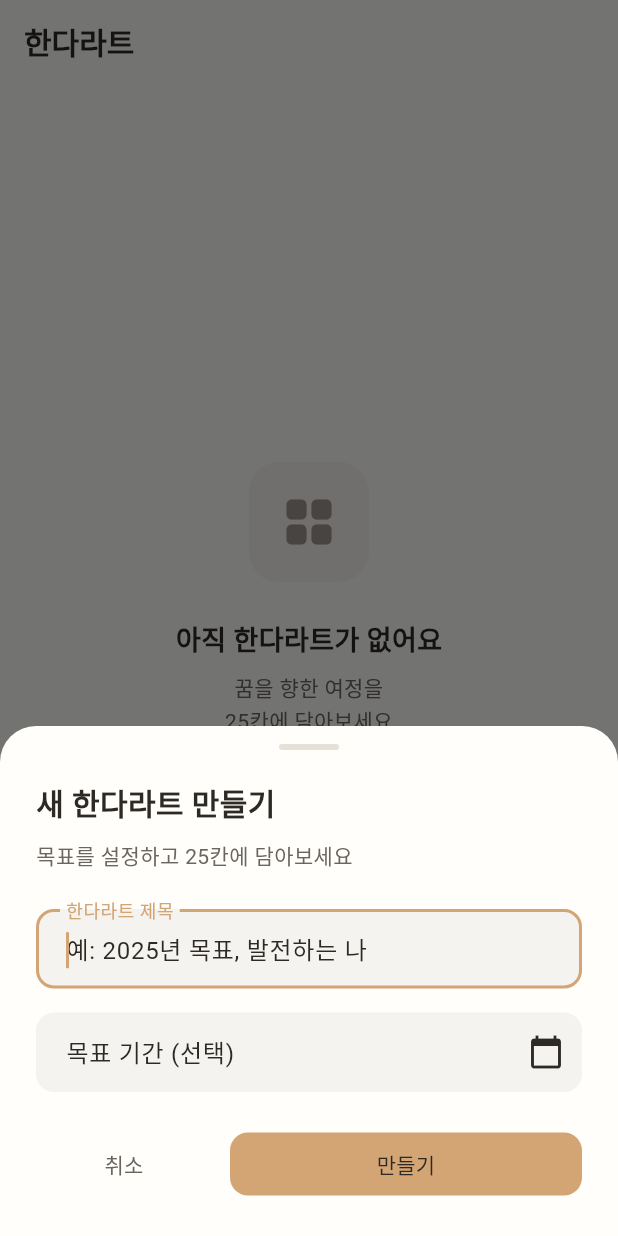
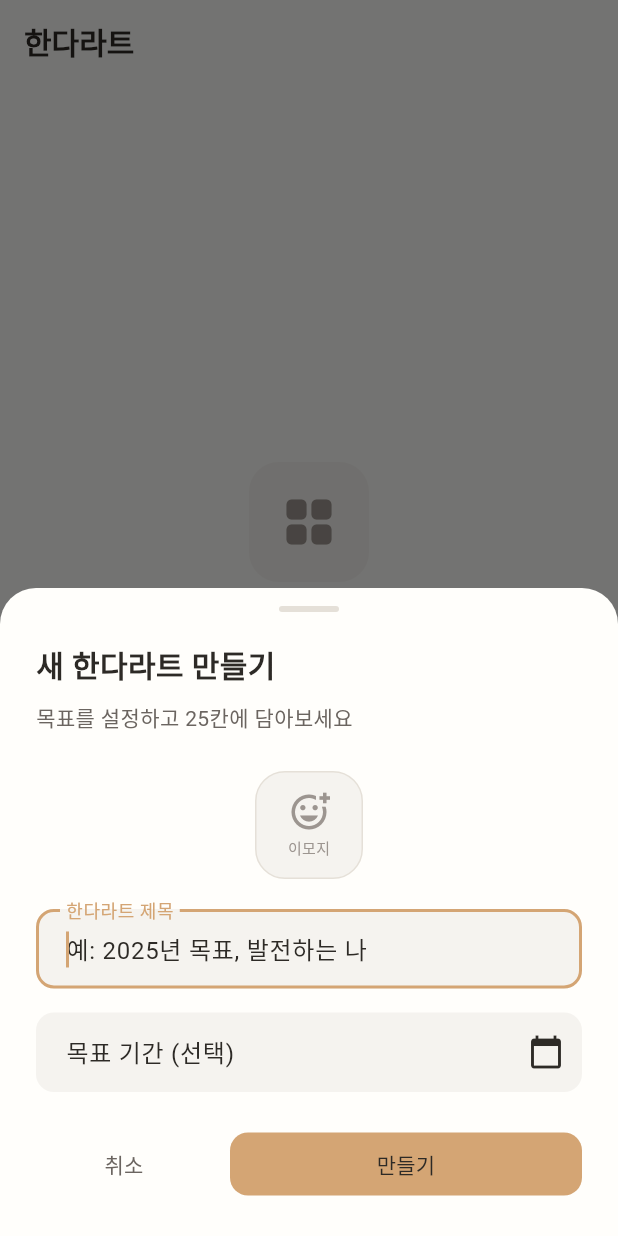
Before and after one commit to evan-hwang/mandalart-rpg, a Flutter app: the screen it shows after launch, after a tap on "만들기", on a phone screen of 412 x 824 dp. Run offline on Flutter 3.47's test engine with Material 3 defaults, Android fonts, the phone set to English and light mode, and no system bars; our stand-ins replace drift, screenshot, share_plus, shared_preferences; accounts and stored records are empty; generated files the repository leaves out were written again; Roboto replaces fonts that are missing (Pretendard).

Commit message:
feat: add emoji picker for mandalart
- Add emoji column to database with migration (v1→v2)
- Create EmojiPickerDialog with 64 goal-related emojis
- Add emoji selection UI in CreateMandalartSheet
- Display emoji in MandalartCard and MandalartHeader
- Update Mandalart model with emoji field and copyWith

🤖 Generated with [Claude Code](https://claude.com/claude-code)

Co-Authored-By: Claude <noreply@anthropic.com>

```diff
--- a/lib/data/db/app_database.dart
+++ b/lib/data/db/app_database.dart
@@ -11,6 +11,7 @@ part 'app_database.g.dart';
 class Mandalarts extends Table {
   TextColumn get id => text()();
   TextColumn get title => text()();
+  TextColumn get emoji => text().nullable()();
   TextColumn get dateRangeLabel => text()();
   DateTimeColumn get createdAt => dateTime()();
   DateTimeColumn get updatedAt => dateTime()();
@@ -39,7 +40,22 @@ class AppDatabase extends _$AppDatabase {
   AppDatabase() : super(_openConnection());
 
   @override
-  int get schemaVersion => 1;
+  int get schemaVersion => 2;
+
+  @override
+  MigrationStrategy get migration {
+    return MigrationStrategy(
+      onCreate: (Migrator m) async {
+        await m.createAll();
+      },
+      onUpgrade: (Migrator m, int from, int to) async {
+        if (from < 2) {
+          // v1 -> v2: Add emoji column to mandalarts table
+          await m.addColumn(mandalarts, mandalarts.emoji);
+        }
+      },
+    );
+  }
 }
 
 final AppDatabase appDatabase = AppDatabase();
--- a/lib/data/mandalart_repository.dart
+++ b/lib/data/mandalart_repository.dart
@@ -16,6 +16,7 @@ class MandalartRepository {
                 (row) => Mandalart(
                   id: row.id,
                   title: row.title,
+                  emoji: row.emoji,
                   dateRangeLabel: row.dateRangeLabel,
                 ),
               )
@@ -30,6 +31,7 @@ class MandalartRepository {
         .write(
       MandalartsCompanion(
         title: Value(mandalart.title),
+        emoji: Value(mandalart.emoji),
         dateRangeLabel: Value(mandalart.dateRangeLabel),
         updatedAt: Value(now),
       ),
@@ -40,6 +42,7 @@ class MandalartRepository {
             MandalartsCompanion(
               id: Value(mandalart.id),
               title: Value(mandalart.title),
+              emoji: Value(mandalart.emoji),
               dateRangeLabel: Value(mandalart.dateRangeLabel),
               createdAt: Value(now),
               updatedAt: Value(now),
@@ -65,6 +68,7 @@ class MandalartRepository {
     return Mandalart(
       id: row.id,
       title: row.title,
+      emoji: row.emoji,
       dateRangeLabel: row.dateRangeLabel,
     );
   }
--- a/lib/features/home/widgets/create_mandalart_sheet.dart
+++ b/lib/features/home/widgets/create_mandalart_sheet.dart
@@ -1,5 +1,6 @@
 import 'package:flutter/material.dart';
 import 'package:mandalart/core/constants/app_colors.dart';
+import 'package:mandalart/features/home/widgets/emoji_picker_dialog.dart';
 import 'package:mandalart/features/mandalart/mandalart.dart';
 
 /// 만다라트 생성/수정 바텀시트
@@ -28,6 +29,7 @@ class _CreateMandalartSheetState extends State<CreateMandalartSheet> {
   late final TextEditingController _titleController;
   late final TextEditingController _deadlineController;
   DateTime? _selectedDate;
+  String? _selectedEmoji;
 
   bool get _isEditing => widget.existing != null;
 
@@ -38,6 +40,7 @@ class _CreateMandalartSheetState extends State<CreateMandalartSheet> {
     _deadlineController = TextEditingController(
       text: widget.existing?.dateRangeLabel ?? '',
     );
+    _selectedEmoji = widget.existing?.emoji;
   }
 
   @override
@@ -63,6 +66,18 @@ class _CreateMandalartSheetState extends State<CreateMandalartSheet> {
     }
   }
 
+  Future<void> _pickEmoji() async {
+    final emoji = await EmojiPickerDialog.show(
+      context,
+      selectedEmoji: _selectedEmoji,
+    );
+    if (emoji != null) {
+      setState(() {
+        _selectedEmoji = emoji.isEmpty ? null : emoji;
+      });
+    }
+  }
+
   void _save() {
     final title = _titleController.text.trim();
     if (title.isEmpty) {
@@ -76,6 +91,7 @@ class _CreateMandalartSheetState extends State<CreateMandalartSheet> {
     final mandalart = Mandalart(
       id: widget.existing?.id ?? DateTime.now().millisecondsSinceEpoch.toString(),
       title: title,
+      emoji: _selectedEmoji,
       dateRangeLabel: deadline.isEmpty ? '기간 없음' : deadline,
     );
 
@@ -131,6 +147,51 @@ class _CreateMandalartSheetState extends State<CreateMandalartSheet> {
               ),
               const SizedBox(height: 24),
 
+              // 이모지 선택
+              Center(
+                child: GestureDetector(
+                  onTap: _pickEmoji,
+                  child: Container(
+                    width: 72,
+                    height: 72,
+                    decoration: BoxDecoration(
+                      color: AppColors.surfaceVariant,
+                      borderRadius: BorderRadius.circular(20),
+                      border: Border.all(
+                        color: AppColors.divider,
+                        width: 1,
+                      ),
+                    ),
+                    child: Center(
+                      child: _selectedEmoji != null
+                          ? Text(
+                              _selectedEmoji!,
+                              style: const TextStyle(fontSize: 36),
+                            )
+                          : Column(
+                              mainAxisAlignment: MainAxisAlignment.center,
+                              children: [
+                                Icon(
+                                  Icons.add_reaction_outlined,
+                                  size: 28,
+                                  color: AppColors.textTertiary,
+                                ),
+                                const SizedBox(height: 2),
+                                Text(
+                                  '이모지',
+                                  style: TextStyle(
+                                    fontSize: 10,
+                                    color: AppColors.textTertiary,
+                                  ),
+                                ),
+                              ],
+                            ),
+                    ),
+                  ),
+                ),
+              ),
+              const SizedBox(height: 20),
+
               // 제목 입력
               TextField(
                 controller: _titleController,
--- a/lib/features/mandalart/mandalart.dart
+++ b/lib/features/mandalart/mandalart.dart
@@ -2,10 +2,26 @@ class Mandalart {
   const Mandalart({
     required this.id,
     required this.title,
+    this.emoji,
     required this.dateRangeLabel,
   });
 
   final String id;
   final String title;
+  final String? emoji;
   final String dateRangeLabel;
+
+  Mandalart copyWith({
+    String? id,
+    String? title,
+    String? emoji,
+    String? dateRangeLabel,
+  }) {
+    return Mandalart(
+      id: id ?? this.id,
+      title: title ?? this.title,
+      emoji: emoji ?? this.emoji,
+      dateRangeLabel: dateRangeLabel ?? this.dateRangeLabel,
+    );
+  }
 }
--- a/lib/features/mandalart/mandalart_detail_screen.dart
+++ b/lib/features/mandalart/mandalart_detail_screen.dart
@@ -223,7 +223,7 @@ class _MandalartDetailScreenState extends State<MandalartDetailScreen> {
               // 헤더 (이모지, 제목, 달성률, 기한)
               MandalartHeader(
                 title: widget.mandalart.title,
-                emoji: null, // TODO: 이모지 필드 추가 후 연결
+                emoji: widget.mandalart.emoji,
                 deadline: widget.mandalart.dateRangeLabel,
                 goals: goals,
                 onMenuTap: () => _showMandalartOptions(context),
```
Also changed, not shown: lib/features/home/widgets/emoji_picker_dialog.dart (added, +96 -0 lines), lib/features/home/widgets/mandalart_card.dart (+11 -6 lines), docs/image-1.png (added), docs/image-2.png (added), docs/image.png (added), lib/data/db/app_database.g.dart.
